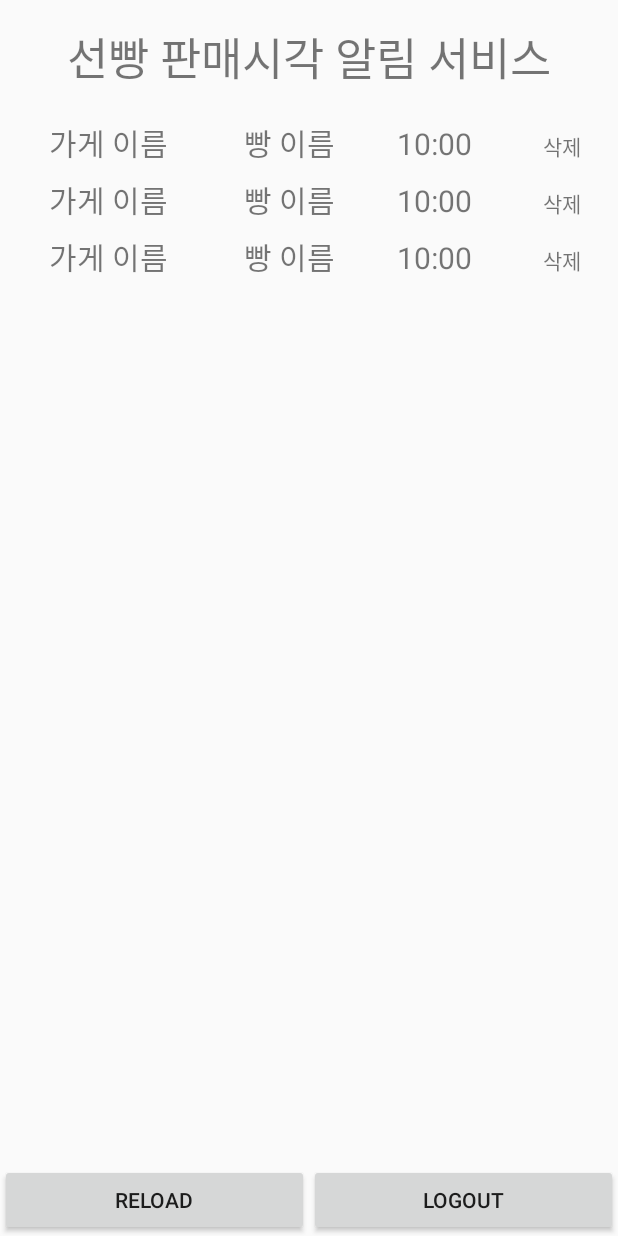
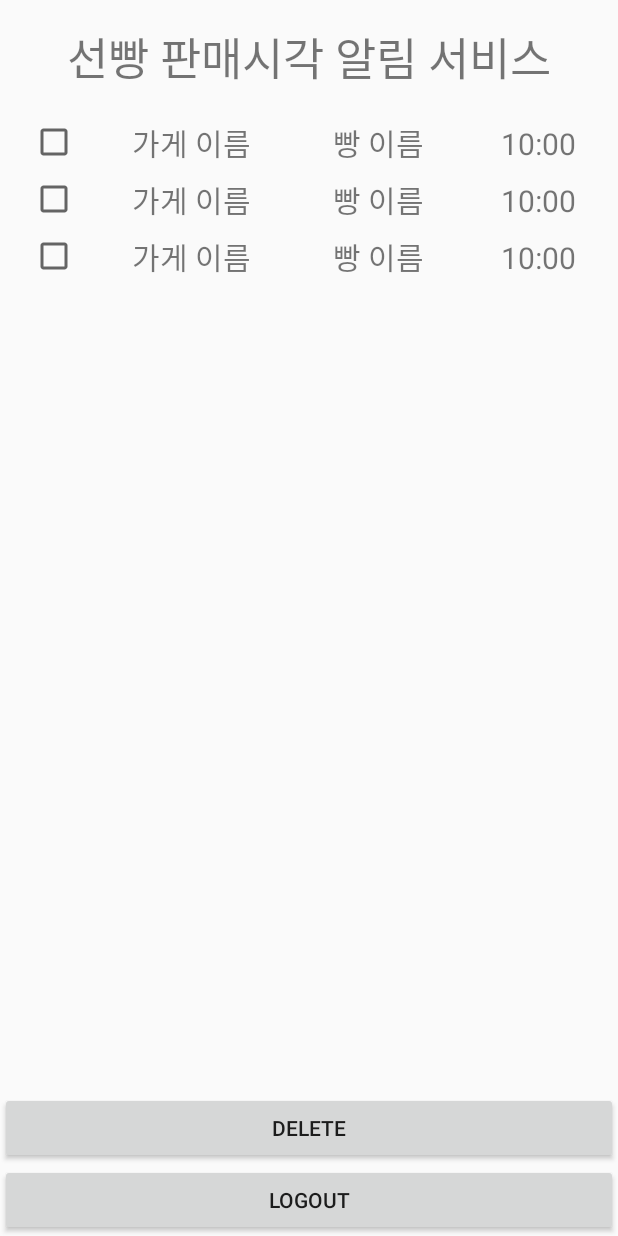
Before and after one commit to sungminju7488/finalproject_dev04, an Android app: the layout fragment_alarm_list.xml on its own in the app's theme, with its tools: preview values and no code run, on a phone screen of 412 x 824 dp. Run offline under Robolectric (Android 15) with nearby library versions, the phone set to English and light mode, and no system bars.

Commit message:
페이징 처리 코드 원복 알림 삭제 기능 구현 중

```diff
--- a/application/app/src/main/java/com/example/application/ui/alarm/AlarmListFragment.java
+++ b/application/app/src/main/java/com/example/application/ui/alarm/AlarmListFragment.java
@@ -47,7 +47,7 @@ public class AlarmListFragment extends Fragment {
     private Intent intent;
     private PendingIntent pendingIntent;
 
-    private Button reloadButton;
+    private Button deleteButton;
     private Button logoutButton;
 
     @Nullable
@@ -62,7 +62,7 @@ public class AlarmListFragment extends Fragment {
         super.onViewCreated(view, savedInstanceState);
         viewModel = new ViewModelProvider(this, new ViewModelFactory()).get(AlarmListViewModel.class);
 
-        reloadButton = view.findViewById(R.id.reload_btn);
+        deleteButton = view.findViewById(R.id.delete_btn);
         logoutButton = view.findViewById(R.id.logout_btn);
 
         adapter = new AlarmListAdapter();
@@ -71,7 +71,7 @@ public class AlarmListFragment extends Fragment {
 
         updateAlarmList();
 
-        reloadButton.setOnClickListener(v -> {
+        deleteButton.setOnClickListener(v -> {
            updateAlarmList();
         });
         logoutButton.setOnClickListener(v -> {
--- /dev/null
+++ b/application/app/src/main/res/drawable-anydpi/ic_check_circle.xml
@@ -0,0 +1,5 @@
+<vector android:height="20dp" android:tint="#598EE9"
+    android:viewportHeight="24" android:viewportWidth="24"
+    android:width="20dp" xmlns:android="http://schemas.android.com/apk/res/android">
+    <path android:fillColor="@android:color/white" android:pathData="M16.59,7.58L10,14.17l-3.59,-3.58L5,12l5,5 8,-8zM12,2C6.48,2 2,6.48 2,12s4.48,10 10,10 10,-4.48 10,-10S17.52,2 12,2zM12,20c-4.42,0 -8,-3.58 -8,-8s3.58,-8 8,-8 8,3.58 8,8 -3.58,8 -8,8z"/>
+</vector>
--- /dev/null
+++ b/application/app/src/main/res/drawable-anydpi/ic_non_check_circle.xml
@@ -0,0 +1,5 @@
+<vector android:height="20dp" android:tint="#777777"
+    android:viewportHeight="24" android:viewportWidth="24"
+    android:width="20dp" xmlns:android="http://schemas.android.com/apk/res/android">
+    <path android:fillColor="@android:color/white" android:pathData="M12,2C6.48,2 2,6.48 2,12s4.48,10 10,10 10,-4.48 10,-10S17.52,2 12,2zM12,20c-4.42,0 -8,-3.58 -8,-8s3.58,-8 8,-8 8,3.58 8,8 -3.58,8 -8,8z"/>
+</vector>
--- a/application/app/src/main/res/layout/fragment_alarm_list.xml
+++ b/application/app/src/main/res/layout/fragment_alarm_list.xml
@@ -38,19 +38,19 @@
         <LinearLayout
             android:layout_width="match_parent"
             android:layout_height="wrap_content"
-            android:orientation="horizontal"
+            android:orientation="vertical"
             app:layout_constraintBottom_toBottomOf="parent">
 
             <Button
-                android:layout_width="wrap_content"
+                android:layout_width="match_parent"
                 android:layout_height="wrap_content"
-                android:id="@+id/reload_btn"
+                android:id="@+id/delete_btn"
                 android:layout_weight="1"
-                android:text="Reload">
+                android:text="Delete">
             </Button>
 
             <Button
-                android:layout_width="wrap_content"
+                android:layout_width="match_parent"
                 android:layout_height="wrap_content"
                 android:id="@+id/logout_btn"
                 android:layout_weight="1"
--- a/application/app/src/main/res/layout/item_list.xml
+++ b/application/app/src/main/res/layout/item_list.xml
@@ -14,11 +14,19 @@
         android:layout_height="wrap_content"
         android:orientation="horizontal">
 
+        <CheckBox
+            android:id="@+id/check_image_view"
+            android:layout_width="1dp"
+            android:layout_height="20dp"
+            android:layout_marginLeft="20dp"
+            android:layout_weight="1"
+            android:layout_gravity="center"/>
+
         <TextView
             android:id="@+id/store_name"
             android:layout_width="0dp"
             android:layout_height="wrap_content"
-            android:layout_weight="3"
+            android:layout_weight="4"
             android:padding="4dp"
             android:textSize="20sp"
             android:gravity="center"
@@ -29,7 +37,7 @@
             android:id="@+id/food_name"
             android:layout_width="0dp"
             android:layout_height="wrap_content"
-            android:layout_weight="2"
+            android:layout_weight="3"
             android:padding="4dp"
             android:textSize="20sp"
             android:gravity="center"
@@ -40,20 +48,13 @@
             android:id="@+id/sale_time"
             android:layout_width="0dp"
             android:layout_height="wrap_content"
-            android:layout_weight="2"
+            android:layout_weight="3"
             android:padding="4dp"
             android:textSize="20sp"
             android:gravity="center"
             android:text="@{foodVO.saleTime}"
             tools:text="10:00"/>
 
-        <TextView
-            android:id="@+id/delete_btn"
-            android:layout_width="wrap_content"
-            android:layout_height="wrap_content"
-            android:layout_weight="1"
-            android:gravity="center"
-            android:text="삭제"
-            app:layout_constraintBottom_toBottomOf="@id/sale_time" />
+
     </LinearLayout>
 </layout>
--- a/backend/src/main/java/com/dev4/sunbbang/article/ArticleService.java
+++ b/backend/src/main/java/com/dev4/sunbbang/article/ArticleService.java
@@ -29,9 +29,6 @@ public class ArticleService {
 	BakeryRepository bakeryRepository;
 
 	public Page<ArticleVO> articleList(BakeryVO bakeryVO, PageVO pageVO) {
-		if (pageVO.getPageNo() > 0) {
-			pageVO.setPageNo(pageVO.getPageNo() - 1);
-		}
 		return articleRepository.findByBakeryVO(bakeryVO, PageRequest.of(pageVO.getPageNo(), pageVO.getPageSize()))
 				.get();
 	}
--- a/backend/src/main/java/com/dev4/sunbbang/bakery/BakeryService.java
+++ b/backend/src/main/java/com/dev4/sunbbang/bakery/BakeryService.java
@@ -133,9 +133,6 @@ public class BakeryService {
 	}
 
 	public Page<BakeryVO> searchBakery(PageVO pageVO) {
-		if (pageVO.getPageNo() > 0) {
-			pageVO.setPageNo(pageVO.getPageNo() - 1);
-		}
 		Page<BakeryVO> page = bakeryRepository.findByStoreNameContaining(pageVO.getKeyword(),
 				PageRequest.of(pageVO.getPageNo(), pageVO.getPageSize())).get();
 		return page;
@@ -184,9 +181,6 @@ public class BakeryService {
 	}
 
 	public Page<FoodVO> searchFood(PageVO pageVO) {
-		if (pageVO.getPageNo() > 0) {
-			pageVO.setPageNo(pageVO.getPageNo() - 1);
-		}
 		Page<FoodVO> page = foodRepository
 				.findByFoodNameContaining(pageVO.getKeyword(), PageRequest.of(pageVO.getPageNo(), pageVO.getPageSize()))
 				.get();
```
Also changed, not shown: application/app/src/main/java/com/example/application/model/FoodVO.java (+10 -0 lines), application/app/src/main/java/com/example/application/ui/alarm/AlarmListAdapter.java (+12 -24 lines).
